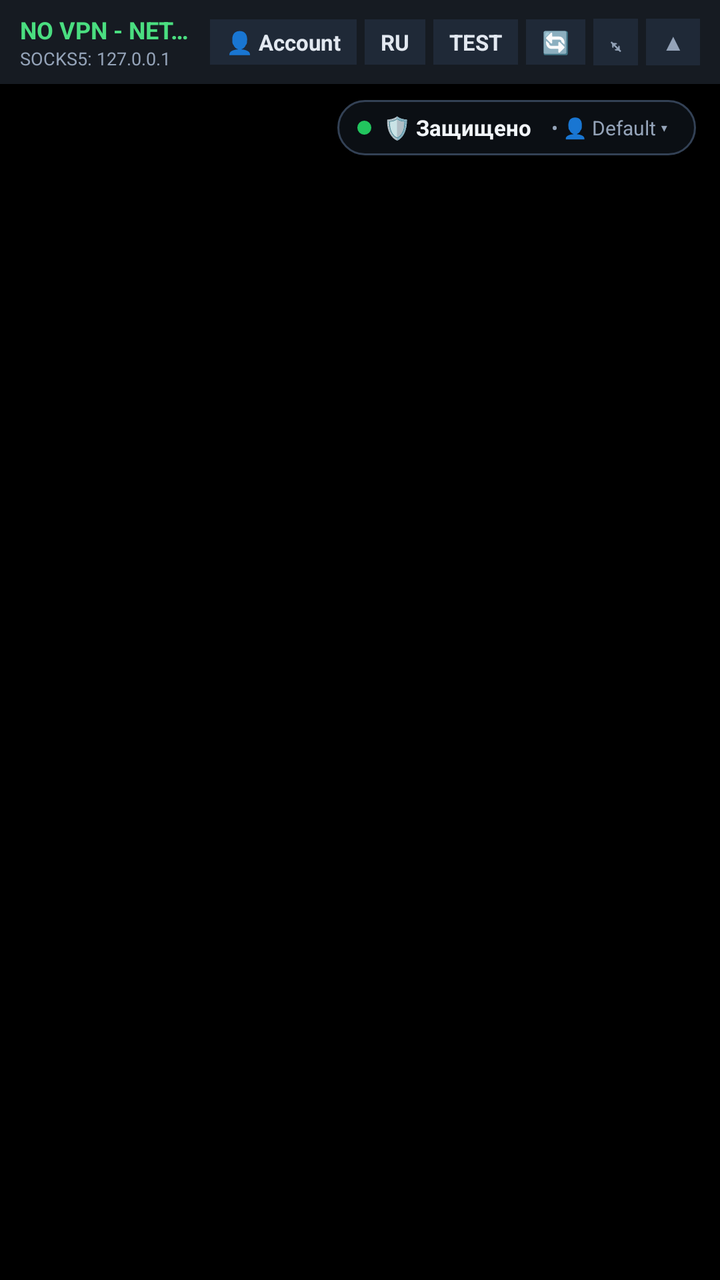
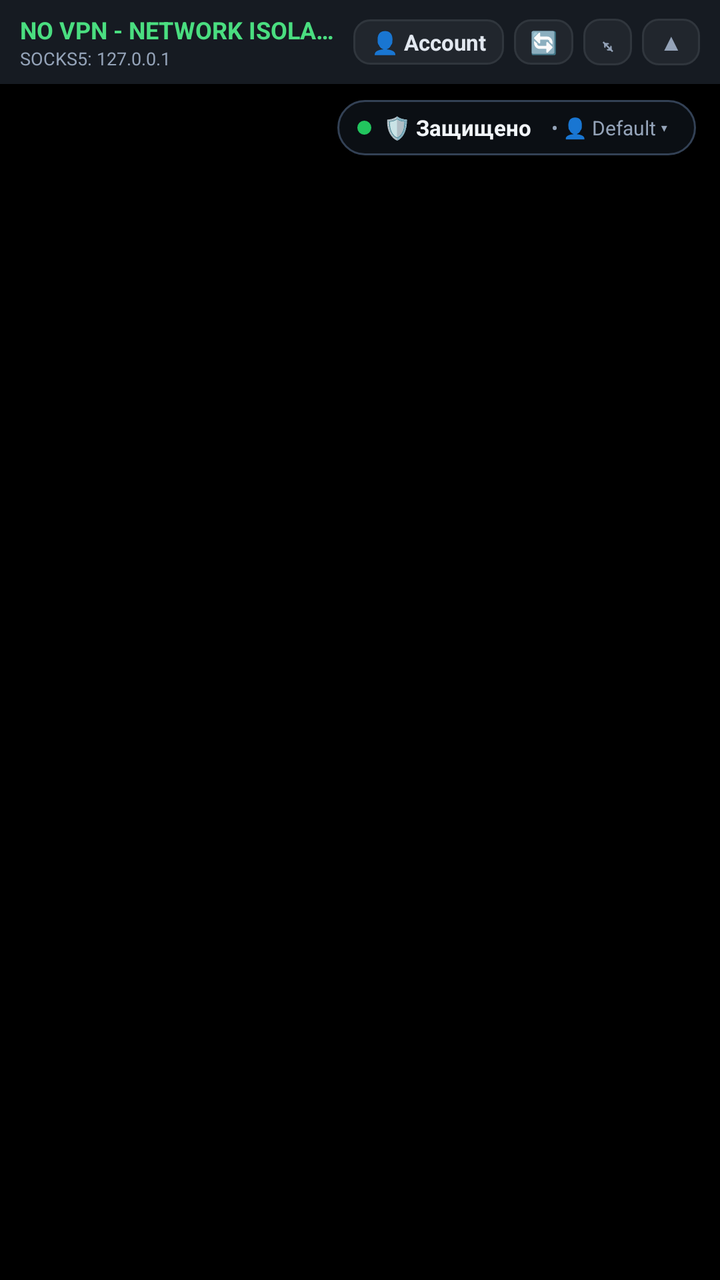

Compare the two renders of this Android layout. The source of the first and the diff that turns it into the second are given below.
<!-- AndroidManifest.xml: application theme Theme.ClaudeCageAnd -->
<!-- res/layout/activity_main.xml -->
<?xml version="1.0" encoding="utf-8"?>
<LinearLayout
    xmlns:android="http://schemas.android.com/apk/res/android"
    xmlns:tools="http://schemas.android.com/tools"
    android:id="@+id/main"
    android:layout_width="match_parent"
    android:layout_height="match_parent"
    android:orientation="vertical"
    android:background="@color/black"
    tools:context=".MainActivity">

    
    <LinearLayout
        android:id="@+id/vpnStatusBar"
        android:layout_width="match_parent"
        android:layout_height="wrap_content"
        android:minHeight="42dp"
        android:orientation="horizontal"
        android:gravity="center_vertical"
        android:paddingVertical="4dp"
        android:paddingHorizontal="10dp"
        android:background="#161B22">

        
        <LinearLayout
            android:id="@+id/layoutStatusText"
            android:layout_width="0dp"
            android:layout_height="wrap_content"
            android:layout_weight="1"
            android:orientation="vertical"
            android:gravity="center_vertical"
            android:paddingEnd="6dp"
            android:clickable="true"
            android:focusable="true">

            <TextView
                android:id="@+id/tvVpnStatus"
                android:layout_width="wrap_content"
                android:layout_height="wrap_content"
                android:textStyle="bold"
                android:textSize="12sp"
                android:textColor="#4ADE80"
                android:text="@string/vpn_status_offline"
                android:maxLines="1"
                android:ellipsize="end" />

            <TextView
                android:id="@+id/tvVpnSubStatus"
                android:layout_width="wrap_content"
                android:layout_height="wrap_content"
                android:textSize="9sp"
                android:textColor="#94A3B8"
                android:text="SOCKS5: 127.0.0.1"
                android:maxLines="1"
                android:ellipsize="end" />
        </LinearLayout>

        
        <TextView
            android:id="@+id/btnReturnToClaude"
            android:layout_width="wrap_content"
            android:layout_height="wrap_content"
            android:paddingHorizontal="8dp"
            android:paddingVertical="4dp"
            android:layout_marginEnd="4dp"
            android:background="#33FFFFFF"
            android:textColor="@color/white"
            android:textSize="11sp"
            android:textStyle="bold"
            android:text="@string/diag_return_to_claude"
            android:visibility="gone" />

        
        <TextView
            android:id="@+id/btnAccountSwitcher"
            android:layout_width="wrap_content"
            android:layout_height="wrap_content"
            android:paddingHorizontal="8dp"
            android:paddingVertical="4dp"
            android:layout_marginEnd="4dp"
            android:background="#1F2937"
            android:textColor="#E2E8F0"
            android:textSize="11sp"
            android:textStyle="bold"
            android:maxLines="1"
            android:ellipsize="end"
            android:maxWidth="110dp"
            android:text="👤 Account" />

        
        <TextView
            android:id="@+id/btnLangToggle"
            android:layout_width="wrap_content"
            android:layout_height="wrap_content"
            android:paddingHorizontal="8dp"
            android:paddingVertical="4dp"
            android:layout_marginEnd="4dp"
            android:background="#1F2937"
            android:textColor="#E2E8F0"
            android:textSize="11sp"
            android:textStyle="bold"
            android:text="RU" />

        
        <TextView
            android:id="@+id/btnDiagnostics"
            android:layout_width="wrap_content"
            android:layout_height="wrap_content"
            android:paddingHorizontal="8dp"
            android:paddingVertical="4dp"
            android:layout_marginEnd="4dp"
            android:background="#1F2937"
            android:textColor="#E2E8F0"
            android:textSize="11sp"
            android:textStyle="bold"
            android:text="@string/diag_button_label" />

        
        <TextView
            android:id="@+id/btnReload"
            android:layout_width="wrap_content"
            android:layout_height="wrap_content"
            android:paddingHorizontal="8dp"
            android:paddingVertical="4dp"
            android:layout_marginEnd="4dp"
            android:background="#1F2937"
            android:textColor="#E2E8F0"
            android:textSize="11sp"
            android:textStyle="bold"
            android:text="🔄" />

        
        <TextView
            android:id="@+id/btnBarSizeToggle"
            android:layout_width="wrap_content"
            android:layout_height="wrap_content"
            android:paddingHorizontal="7dp"
            android:paddingVertical="4dp"
            android:layout_marginEnd="4dp"
            android:background="#1F2937"
            android:textColor="#94A3B8"
            android:textSize="11sp"
            android:textStyle="bold"
            android:text="⤡" />

        
        <TextView
            android:id="@+id/btnCollapseBar"
            android:layout_width="wrap_content"
            android:layout_height="wrap_content"
            android:paddingHorizontal="8dp"
            android:paddingVertical="4dp"
            android:background="#1F2937"
            android:textColor="#94A3B8"
            android:textSize="11sp"
            android:textStyle="bold"
            android:text="▲" />
    </LinearLayout>

    
    <FrameLayout
        android:layout_width="match_parent"
        android:layout_height="0dp"
        android:layout_weight="1">

        
        <FrameLayout
            android:id="@+id/webViewContainer"
            android:layout_width="match_parent"
            android:layout_height="match_parent"
            android:background="@color/black" />

        
        <LinearLayout
            android:id="@+id/floatingSecurityAnchor"
            android:layout_width="wrap_content"
            android:layout_height="wrap_content"
            android:layout_gravity="top|end"
            android:layout_marginTop="8dp"
            android:layout_marginEnd="12dp"
            android:orientation="horizontal"
            android:gravity="center_vertical"
            android:paddingVertical="5dp"
            android:paddingHorizontal="10dp"
            android:background="@drawable/bg_floating_security_pill"
            android:elevation="6dp"
            android:clickable="true"
            android:focusable="true">

            
            <View
                android:id="@+id/viewAnchorDot"
                android:layout_width="7dp"
                android:layout_height="7dp"
                android:layout_marginEnd="6dp"
                android:background="@drawable/bg_status_dot_green" />

            
            <TextView
                android:id="@+id/tvAnchorMiniBadge"
                android:layout_width="wrap_content"
                android:layout_height="wrap_content"
                android:textColor="#E2E8F0"
                android:textSize="11sp"
                android:textStyle="bold"
                android:visibility="gone"
                android:text="🛡️" />

            <TextView
                android:id="@+id/tvFloatingAnchorStatus"
                android:layout_width="wrap_content"
                android:layout_height="wrap_content"
                android:text="🛡️ Защищено"
                android:textColor="#F1F5F9"
                android:textSize="11sp"
                android:textStyle="bold" />

            <TextView
                android:id="@+id/tvFloatingAnchorAccount"
                android:layout_width="wrap_content"
                android:layout_height="wrap_content"
                android:layout_marginStart="6dp"
                android:paddingHorizontal="4dp"
                android:paddingVertical="2dp"
                android:clickable="true"
                android:focusable="true"
                android:background="?attr/selectableItemBackgroundBorderless"
                android:text="• 👤 Default ▾"
                android:textColor="#94A3B8"
                android:textSize="10sp"
                android:maxLines="1"
                android:ellipsize="end"
                android:maxWidth="110dp" />
        </LinearLayout>

        
        <LinearLayout
            android:id="@+id/waitingOverlay"
            android:layout_width="match_parent"
            android:layout_height="match_parent"
            android:orientation="vertical"
            android:gravity="center"
            android:padding="32dp"
            android:background="@color/overlay_bg"
            android:visibility="gone">

            <ProgressBar
                android:layout_width="48dp"
                android:layout_height="48dp"
                android:indeterminateTint="@color/overlay_text_secondary"
                android:layout_marginBottom="24dp" />

            <TextView
                android:id="@+id/tvWaitingTitle"
                android:layout_width="wrap_content"
                android:layout_height="wrap_content"
                android:text="@string/waiting_for_vpn_title"
                android:textColor="@color/overlay_text_primary"
                android:textSize="18sp"
                android:textStyle="bold"
                android:layout_marginBottom="8dp"
                android:textAlignment="center" />

            <TextView
                android:id="@+id/tvWaitingDesc"
                android:layout_width="wrap_content"
                android:layout_height="wrap_content"
                android:text="@string/waiting_for_vpn_desc"
                android:textColor="@color/overlay_text_secondary"
                android:textSize="14sp"
                android:textAlignment="center" />
        </LinearLayout>

        
        <LinearLayout
            android:id="@+id/securityErrorOverlay"
            android:layout_width="match_parent"
            android:layout_height="match_parent"
            android:orientation="vertical"
            android:gravity="center"
            android:padding="32dp"
            android:background="@color/error_bg"
            android:visibility="gone">

            <TextView
                android:id="@+id/tvSecurityErrorTitle"
                android:layout_width="wrap_content"
                android:layout_height="wrap_content"
                android:text="@string/security_error_title"
                android:textColor="@color/error_text"
                android:textSize="18sp"
                android:textStyle="bold"
                android:layout_marginBottom="12dp"
                android:textAlignment="center" />

            <TextView
                android:id="@+id/tvSecurityErrorDesc"
                android:layout_width="wrap_content"
                android:layout_height="wrap_content"
                android:text="@string/security_error_desc"
                android:textColor="@color/error_text"
                android:textSize="14sp"
                android:textAlignment="center" />
        </LinearLayout>

    </FrameLayout>

</LinearLayout>
<!-- resources referenced by this layout -->
<resources>
  <color name="black">#FF000000</color>
  <color name="error_bg">#2C0B0E</color>
  <color name="error_text">#FFCDD2</color>
  <color name="overlay_bg">#121212</color>
  <color name="overlay_text_primary">#EEEEEE</color>
  <color name="overlay_text_secondary">#9E9E9E</color>
  <color name="white">#FFFFFFFF</color>
  <!-- drawable bg_floating_security_pill (drawable) -->
  <?xml version="1.0" encoding="utf-8"?>
  <shape xmlns:android="http://schemas.android.com/apk/res/android"
      android:shape="rectangle">
      <solid android:color="#E60D1117" />
      <corners android:radius="20dp" />
      <stroke
          android:width="1dp"
          android:color="#334155" />
  </shape>
  <!-- drawable bg_status_dot_green (drawable) -->
  <?xml version="1.0" encoding="utf-8"?>
  <shape xmlns:android="http://schemas.android.com/apk/res/android"
      android:shape="oval">
      <solid android:color="#22C55E" />
      <size
          android:width="8dp"
          android:height="8dp" />
  </shape>
  <string name="diag_button_label">TEST</string>
  <string name="diag_return_to_claude">← Claude</string>
  <string name="security_error_desc">WebViewFeature.PROXY_OVERRIDE is not supported by the system WebView. WebView instantiation blocked to prevent network leaks.</string>
  <string name="security_error_title">Security Error: Proxy Override Unsupported</string>
  <string name="vpn_status_offline">NO VPN - NETWORK ISOLATED (OFFLINE)</string>
  <string name="waiting_for_vpn_desc">Network traffic is strictly isolated until Amnezia VPN tunnel is connected.</string>
  <string name="waiting_for_vpn_title">Waiting for VPN connection…</string>
  <style name="Theme.ClaudeCageAnd" parent="Base.Theme.ClaudeCageAnd" />
  <style name="Base.Theme.ClaudeCageAnd" parent="Theme.Material3.DayNight.NoActionBar">
          
          
      </style>
</resources>

<!-- the commit's change to res/layout/activity_main.xml (unified diff, before → after) -->
@@ -60,10 +60,10 @@
             android:id="@+id/btnReturnToClaude"
             android:layout_width="wrap_content"
             android:layout_height="wrap_content"
-            android:paddingHorizontal="8dp"
-            android:paddingVertical="4dp"
-            android:layout_marginEnd="4dp"
-            android:background="#33FFFFFF"
+            android:paddingHorizontal="9dp"
+            android:paddingVertical="4dp"
+            android:layout_marginEnd="5dp"
+            android:background="@drawable/bg_topbar_btn_pill"
             android:textColor="@color/white"
             android:textSize="11sp"
             android:textStyle="bold"
@@ -75,10 +75,10 @@
             android:id="@+id/btnAccountSwitcher"
             android:layout_width="wrap_content"
             android:layout_height="wrap_content"
-            android:paddingHorizontal="8dp"
-            android:paddingVertical="4dp"
-            android:layout_marginEnd="4dp"
-            android:background="#1F2937"
+            android:paddingHorizontal="9dp"
+            android:paddingVertical="4dp"
+            android:layout_marginEnd="5dp"
+            android:background="@drawable/bg_topbar_btn_pill"
             android:textColor="#E2E8F0"
             android:textSize="11sp"
             android:textStyle="bold"
@@ -95,11 +95,12 @@
             android:paddingHorizontal="8dp"
             android:paddingVertical="4dp"
             android:layout_marginEnd="4dp"
-            android:background="#1F2937"
+            android:background="@drawable/bg_topbar_btn_pill"
             android:textColor="#E2E8F0"
             android:textSize="11sp"
             android:textStyle="bold"
-            android:text="RU" />
+            android:text="RU"
+            android:visibility="gone" />
 
         
         <TextView
@@ -109,11 +110,12 @@
             android:paddingHorizontal="8dp"
             android:paddingVertical="4dp"
             android:layout_marginEnd="4dp"
-            android:background="#1F2937"
+            android:background="@drawable/bg_topbar_btn_pill"
             android:textColor="#E2E8F0"
             android:textSize="11sp"
             android:textStyle="bold"
-            android:text="@string/diag_button_label" />
+            android:text="@string/diag_button_label"
+            android:visibility="gone" />
 
         
         <TextView
@@ -122,8 +124,8 @@
             android:layout_height="wrap_content"
             android:paddingHorizontal="8dp"
             android:paddingVertical="4dp"
-            android:layout_marginEnd="4dp"
-            android:background="#1F2937"
+            android:layout_marginEnd="5dp"
+            android:background="@drawable/bg_topbar_btn_pill"
             android:textColor="#E2E8F0"
             android:textSize="11sp"
             android:textStyle="bold"
@@ -134,10 +136,10 @@
             android:id="@+id/btnBarSizeToggle"
             android:layout_width="wrap_content"
             android:layout_height="wrap_content"
-            android:paddingHorizontal="7dp"
-            android:paddingVertical="4dp"
-            android:layout_marginEnd="4dp"
-            android:background="#1F2937"
+            android:paddingHorizontal="8dp"
+            android:paddingVertical="4dp"
+            android:layout_marginEnd="5dp"
+            android:background="@drawable/bg_topbar_btn_pill"
             android:textColor="#94A3B8"
             android:textSize="11sp"
             android:textStyle="bold"
@@ -148,9 +150,9 @@
             android:id="@+id/btnCollapseBar"
             android:layout_width="wrap_content"
             android:layout_height="wrap_content"
-            android:paddingHorizontal="8dp"
-            android:paddingVertical="4dp"
-            android:background="#1F2937"
+            android:paddingHorizontal="9dp"
+            android:paddingVertical="4dp"
+            android:background="@drawable/bg_topbar_btn_pill"
             android:textColor="#94A3B8"
             android:textSize="11sp"
             android:textStyle="bold"
@@ -204,6 +206,8 @@
                 android:textSize="11sp"
                 android:textStyle="bold"
                 android:visibility="gone"
+                android:clickable="true"
+                android:focusable="true"
                 android:text="🛡️" />
 
             <TextView
<!-- resource entries referenced after the edit -->
@@ -26,6 +26,16 @@
           android:width="8dp"
           android:height="8dp" />
   </shape>
+  <!-- drawable bg_topbar_btn_pill (drawable) -->
+  <?xml version="1.0" encoding="utf-8"?>
+  <shape xmlns:android="http://schemas.android.com/apk/res/android"
+      android:shape="rectangle">
+      <solid android:color="#21262D" />
+      <corners android:radius="8dp" />
+      <stroke
+          android:width="1dp"
+          android:color="#30363D" />
+  </shape>
   <string name="diag_button_label">TEST</string>
   <string name="diag_return_to_claude">← Claude</string>
   <string name="security_error_desc">WebViewFeature.PROXY_OVERRIDE is not supported by the system WebView. WebView instantiation blocked to prevent network leaks.</string>
